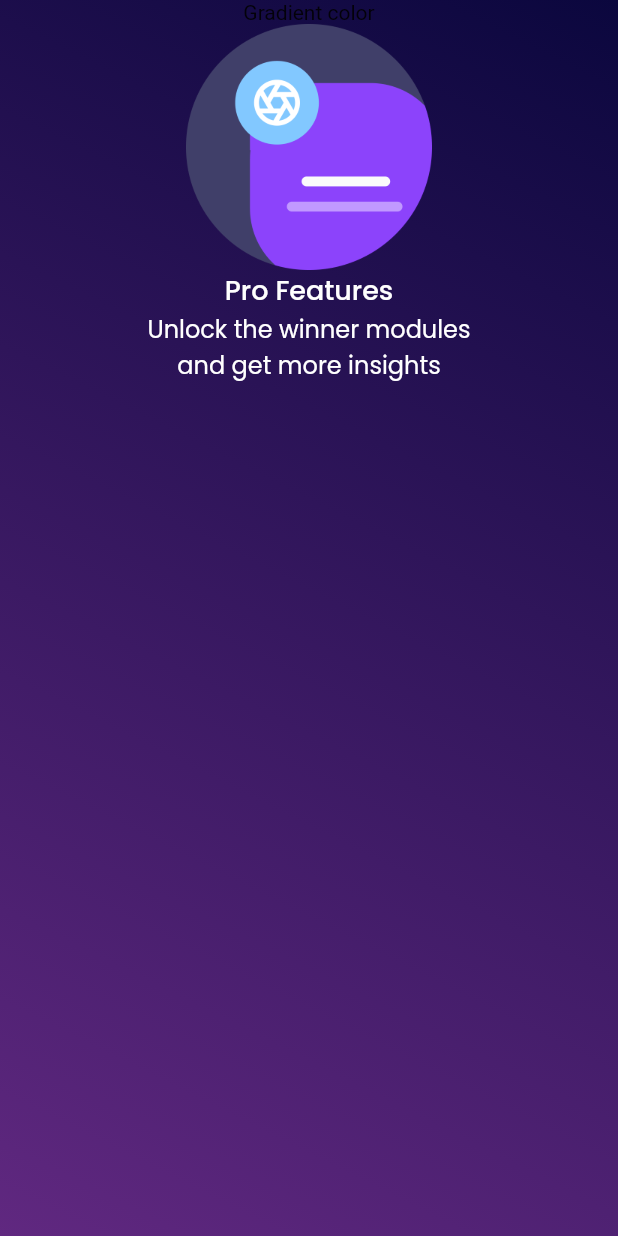
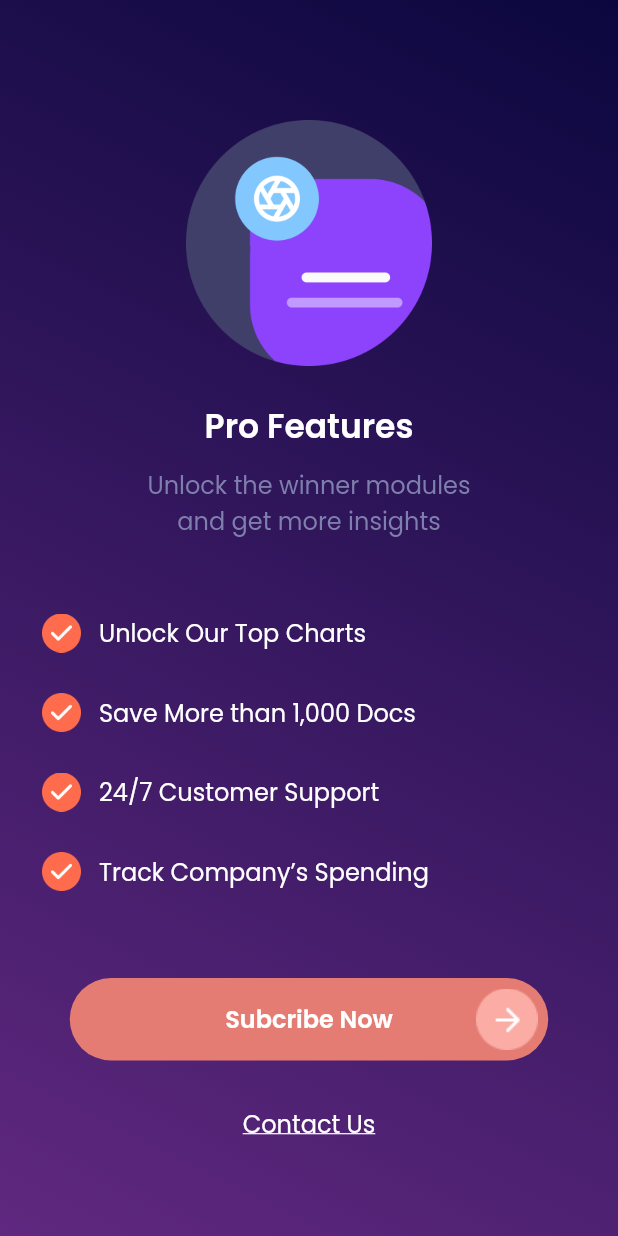
Before and after one commit to khoir-roni/SevenDaysChallange, a Flutter app: the screen it shows after launch, on a phone screen of 412 x 824 dp. Run offline on Flutter 3.47's test engine with Material 2 defaults, Android fonts, the light colour scheme and no system bars; our stand-ins replace google_fonts.

Commit message:
random  screen first page

```diff
--- a/lib/designSystem/Thames.dart
+++ b/lib/designSystem/Thames.dart
@@ -35,68 +35,94 @@
   fontSize: 16,
   fontWeight: FontWeight.normal,
 );
-TextStyle DoneTextstyle = GoogleFonts.poppins(
+TextStyle doneTextstyle = GoogleFonts.poppins(
   color: Color(0xFFF8F8F8),
   fontSize: 18,
   fontWeight: FontWeight.w600,
 );
 
-TextStyle BoostProfit = GoogleFonts.poppins(
+TextStyle boostProfit = GoogleFonts.poppins(
   color: Color(0xFFffffff),
   fontSize: 24,
   fontWeight: FontWeight.w600,
 );
-TextStyle OurTool = GoogleFonts.poppins(
+TextStyle ourTool = GoogleFonts.poppins(
   color: Color(0xFFFFFFFF),
   fontSize: 16,
   fontWeight: FontWeight.w300,
 );
 
-TextStyle PizzaBalado = GoogleFonts.poppins(
+TextStyle pizzaBalado = GoogleFonts.poppins(
   color: Color(0xFFFFFFFF),
   fontSize: 24,
   fontWeight: FontWeight.w600,
 );
-TextStyle PrizeTextstyle = GoogleFonts.poppins(
+TextStyle prizeTextstyle = GoogleFonts.poppins(
   color: Color(0xFFFFFFFF),
   fontSize: 20,
   fontWeight: FontWeight.normal,
 );
-TextStyle LabelTextStyle = GoogleFonts.poppins(
+TextStyle labelTextStyle = GoogleFonts.poppins(
   color: Color(0xFFFFFFFF),
   fontSize: 18,
   fontWeight: FontWeight.w500,
 );
-TextStyle RateTextStyle = GoogleFonts.poppins(
+TextStyle rateTextStyle = GoogleFonts.poppins(
   color: Color(0xFFFFFFFF),
   fontSize: 16,
   fontWeight: FontWeight.w600,
 );
-TextStyle WhichTextStyle = GoogleFonts.poppins(
+TextStyle whichTextStyle = GoogleFonts.poppins(
   color: Color(0xFF191919),
   fontSize: 22,
   fontWeight: FontWeight.w600,
 );
 
-TextStyle TitleTextStyle = GoogleFonts.poppins(
+TextStyle titleTextStyle = GoogleFonts.poppins(
   color: Color(0xFF191919),
   fontSize: 16,
   fontWeight: FontWeight.w500,
 );
 
-TextStyle SubTitleTextStyle = GoogleFonts.poppins(
+TextStyle subTitleTextStyle = GoogleFonts.poppins(
   color: Color(0xFFA3A8B8),
   fontSize: 14,
   fontWeight: FontWeight.w300,
 );
 
-TextStyle PurpleSubTitleTextStyle = GoogleFonts.poppins(
+TextStyle purpleSubTitleTextStyle = GoogleFonts.poppins(
   color: Color(0xFF5343C2),
   fontSize: 14,
   fontWeight: FontWeight.w500,
 );
-TextStyle UpgradeTextStyle = GoogleFonts.poppins(
+TextStyle upgradeTextStyle = GoogleFonts.poppins(
   color: Color(0xFFFFFFFF),
   fontSize: 18,
   fontWeight: FontWeight.w600,
 );
+TextStyle proTextStyle = GoogleFonts.poppins(
+  color: Color(0xFFFFFFFF),
+  fontSize: 22,
+  fontWeight: FontWeight.w600,
+);
+TextStyle unlockTextStyle = GoogleFonts.poppins(
+  color: Color(0xFF7F7FAD),
+  fontSize: 16,
+  fontWeight: FontWeight.normal,
+);
+TextStyle listTextStyle = GoogleFonts.poppins(
+  color: Color(0xFFFFFFFF),
+  fontSize: 16,
+  fontWeight: FontWeight.normal,
+);
+TextStyle subcribeTextStyle = GoogleFonts.poppins(
+  color: Color(0xFFFFFFFF),
+  fontSize: 16,
+  fontWeight: FontWeight.w600,
+);
+TextStyle contactUsTextStyle = GoogleFonts.poppins(
+  color: Color(0xFFFFFFFF),
+  fontSize: 16,
+  fontWeight: FontWeight.normal,
+  decoration: TextDecoration.underline,
+);
--- a/lib/pages/dark_pricing_screen.dart
+++ b/lib/pages/dark_pricing_screen.dart
@@ -2,11 +2,83 @@ import 'package:flutter/material.dart';
 import 'package:seven_day/designSystem/Thames.dart';
 
 class DarkPricingScreen extends StatelessWidget {
+  Widget headerWidget() {
+    return Column(
+      children: [
+        Image.asset(
+          'assets/Ilustration_icon.png',
+          width: 164,
+        ),
+        SizedBox(height: 24),
+        Text(
+          'Pro Features',
+          style: proTextStyle,
+        ),
+        SizedBox(height: 10),
+        Text(
+          'Unlock the winner modules \nand get more insights',
+          style: unlockTextStyle,
+          textAlign: TextAlign.center,
+        ),
+      ],
+    );
+  }
+
+  Widget listWidget(listText) {
+    return Row(
+      children: [
+        Image.asset(
+          'assets/icon_check.png',
+          width: 26,
+        ),
+        SizedBox(
+          width: 12,
+        ),
+        Text(
+          listText,
+          style: listTextStyle,
+        ),
+      ],
+    );
+  }
+
+  Widget buttonWidget() {
+    return Container(
+      height: 55,
+      width: 319,
+      decoration: BoxDecoration(
+        color: Color(0xffE57C73),
+        borderRadius: BorderRadius.circular(31),
+      ),
+      child: Padding(
+        padding: const EdgeInsets.all(7.0),
+        child: Row(
+          crossAxisAlignment: CrossAxisAlignment.center,
+          mainAxisAlignment: MainAxisAlignment.spaceBetween,
+          children: [
+            SizedBox(
+              width: 41,
+            ),
+            Text(
+              'Subcribe Now',
+              style: subcribeTextStyle,
+            ),
+            Image.asset(
+              'assets/btn_arrow.png',
+              height: 41,
+            ),
+          ],
+        ),
+      ),
+    );
+  }
+
   @override
   Widget build(BuildContext context) {
     return Scaffold(
       body: Container(
         width: MediaQuery.of(context).size.width,
+        height: MediaQuery.of(context).size.height,
         decoration: BoxDecoration(
           gradient: LinearGradient(
             colors: [
@@ -15,27 +87,38 @@ class DarkPricingScreen extends StatelessWidget {
             ],
             begin: FractionalOffset.bottomLeft,
             end: FractionalOffset.topRight,
-            // stops: [0, 0.1, 0],
-            // tileMode: TileMode.clamp,
           ),
         ),
-        child: Column(
-          children: [
-            Text('Gradient color'),
-            Image.asset(
-              'assets/Ilustration_icon.png',
-              width: 164,
+        child: Padding(
+          padding: const EdgeInsets.only(left: 28, right: 28),
+          child: SingleChildScrollView(
+            child: Column(
+              children: [
+                SizedBox(height: 80),
+                headerWidget(),
+                SizedBox(height: 50),
+                Column(
+                  children: [
+                    listWidget('Unlock Our Top Charts'),
+                    SizedBox(height: 27),
+                    listWidget('Save More than 1,000 Docs'),
+                    SizedBox(height: 27),
+                    listWidget('24/7 Customer Support'),
+                    SizedBox(height: 27),
+                    listWidget('Track Company’s Spending'),
+                  ],
+                ),
+                SizedBox(height: 58),
+                buttonWidget(),
+                SizedBox(height: 30),
+                Text(
+                  'Contact Us',
+                  style: contactUsTextStyle,
+                ),
+                SizedBox(height: 50),
+              ],
             ),
-            Text(
-              'Pro Features',
-              style: LabelTextStyle,
-            ),
-            Text(
-              'Unlock the winner modules \nand get more insights',
-              style: subTitle,
-              textAlign: TextAlign.center,
-            )
-          ],
+          ),
         ),
       ),
     );
--- a/lib/pages/empty_state.dart
+++ b/lib/pages/empty_state.dart
@@ -53,7 +53,7 @@ class DarkEmptyState extends StatelessWidget {
                 ),
                 child: Text(
                   'Done',
-                  style: DoneTextstyle,
+                  style: doneTextstyle,
                 ),
               ),
             ),
--- a/lib/pages/v2_empty_state.dart
+++ b/lib/pages/v2_empty_state.dart
@@ -17,14 +17,14 @@ class V2EmptyState extends StatelessWidget {
             ),
             Text(
               'Boost Profit!',
-              style: BoostProfit,
+              style: boostProfit,
             ),
             SizedBox(
               height: 16,
             ),
             Text(
               'Our tools are helping business \nto grow much faster',
-              style: OurTool,
+              style: ourTool,
               textAlign: TextAlign.center,
             ),
             SizedBox(
```
Also changed, not shown: lib/pages/pricing_screen.dart (+5 -5 lines), lib/pages/rating_screen.dart (+4 -4 lines), 1 other file.
